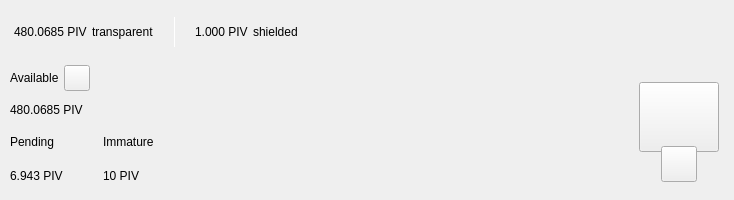
The window that src/qt/pcoin/forms/topbar.ui (pcoinproject/pcoin) describes before a commit, drawn with Qt 5.
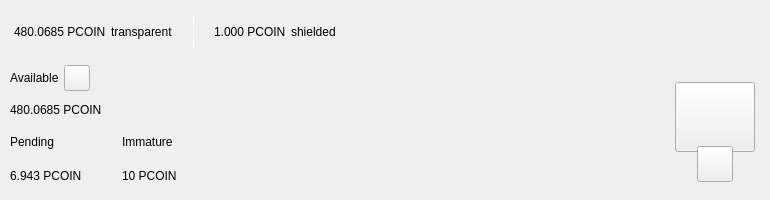
The same window after the commit. Custom widgets are drawn as their Qt base class.

Commit message: Port to pcoin (code)

```diff
--- a/src/qt/pcoin/forms/topbar.ui
+++ b/src/qt/pcoin/forms/topbar.ui
@@ -119,7 +119,7 @@
                <string notr="true">padding:0px;margin:0px;</string>
               </property>
               <property name="text">
-               <string notr="true">480.0685 PIV</string>
+               <string notr="true">480.0685 PCOIN</string>
               </property>
              </widget>
             </item>
@@ -195,7 +195,7 @@
                </size>
               </property>
               <property name="text">
-               <string notr="true">1.000 PIV</string>
+               <string notr="true">1.000 PCOIN</string>
               </property>
              </widget>
             </item>
@@ -474,7 +474,7 @@
              <item>
               <widget class="QLabel" name="labelAmountPiv">
                <property name="text">
-                <string notr="true">480.0685 PIV</string>
+                <string notr="true">480.0685 PCOIN</string>
                </property>
               </widget>
              </item>
@@ -529,7 +529,7 @@
                  <item>
                   <widget class="QLabel" name="labelPendingPiv">
                    <property name="text">
-                    <string notr="true">6.943 PIV</string>
+                    <string notr="true">6.943 PCOIN</string>
                    </property>
                   </widget>
                  </item>
@@ -583,7 +583,7 @@
                  <item>
                   <widget class="QLabel" name="labelImmaturePiv">
                    <property name="text">
-                    <string notr="true">10 PIV</string>
+                    <string notr="true">10 PCOIN</string>
                    </property>
                   </widget>
                  </item>
```
Left out of the diff: 14 changed lines with no effect on the pictures. The commit also changes 928 other files.
